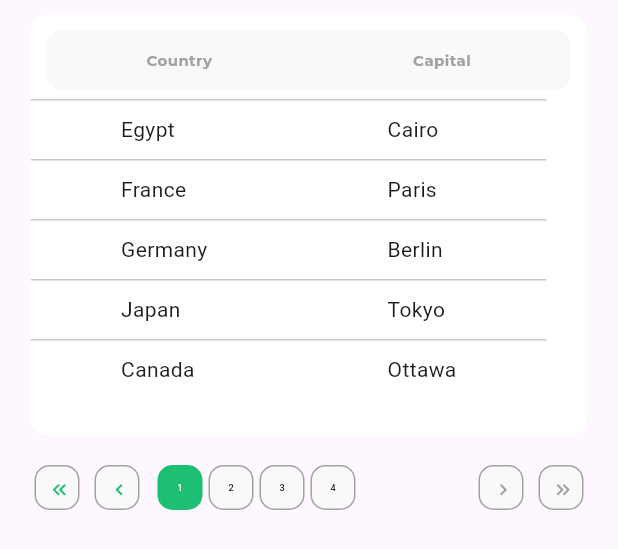
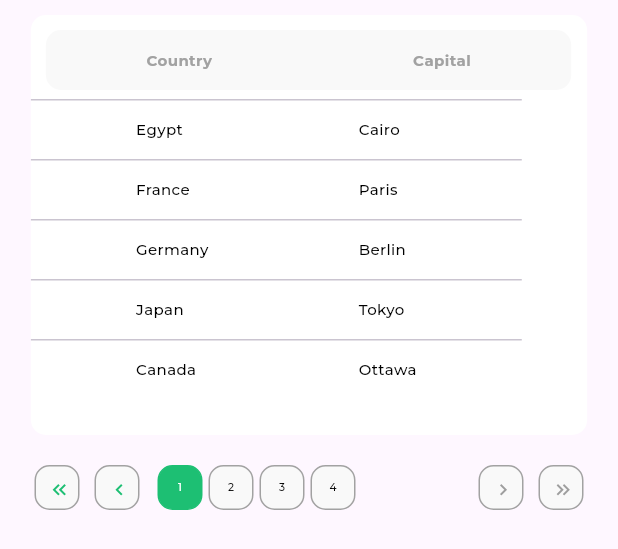
Before and after one commit to mohamedelkhoreby/kafiil, a Flutter app: the CountriesPage widget shown alone on an empty page, opened directly, on a phone screen of 412 x 824 dp. Shown: the top 549 px of the screen. Run offline on Flutter 3.47's test engine with Material 3 defaults, Android fonts, the light colour scheme and no system bars; our stand-ins replace flutter_svg; project files that could hold a hidden picture were left out.

Commit message:
font manger to countries

```diff
--- a/lib/view/main/view/countries_page.dart
+++ b/lib/view/main/view/countries_page.dart
@@ -97,13 +97,13 @@ class _CountriesPageState extends State<CountriesPage> {
                       children: [
                         // DataTable displaying the data
                         DataTable(
-                          horizontalMargin: 60,
-                          columnSpacing: 120,
+                          horizontalMargin: 70,
+                          columnSpacing: 100,
                           dataRowMaxHeight: 40,
                           dataRowMinHeight: 30,
                           columns: const [
-                            DataColumn(label: Text('Country')),
-                            DataColumn(label: Text('Capital')),
+                            DataColumn(label: Text('')),
+                            DataColumn(label: Text('')),
                           ],
                           rows: data
                               .skip(currentPage * rowsPerPage)
@@ -111,8 +111,18 @@ class _CountriesPageState extends State<CountriesPage> {
                               .map((item) {
                             return DataRow(
                               cells: [
-                                DataCell(Text(item['Country']!)),
-                                DataCell(Text(item['Capital']!)),
+                                DataCell(Text(
+                                  item['Country']!,
+                                  style: mediumMontserratStyle(
+                                      fontSize: FontSize.s10,
+                                      color: ColorManager.black),
+                                )),
+                                DataCell(Text(
+                                  item['Capital']!,
+                                  style: mediumMontserratStyle(
+                                      fontSize: FontSize.s10,
+                                      color: ColorManager.black),
+                                )),
                               ],
                             );
                           }).toList(),
@@ -243,10 +253,11 @@ class _CountriesPageState extends State<CountriesPage> {
                               },
                               child: Text(
                                 '${index + 1}',
-                                style: TextStyle(
+                                style: mediumMontserratStyle(
+                                    fontSize: FontSize.s16,
                                     color: currentPage == index
-                                        ? Colors.white
-                                        : Colors.black),
+                                        ? ColorManager.white
+                                        : ColorManager.black),
                               ),
                             ),
                           ),
```
